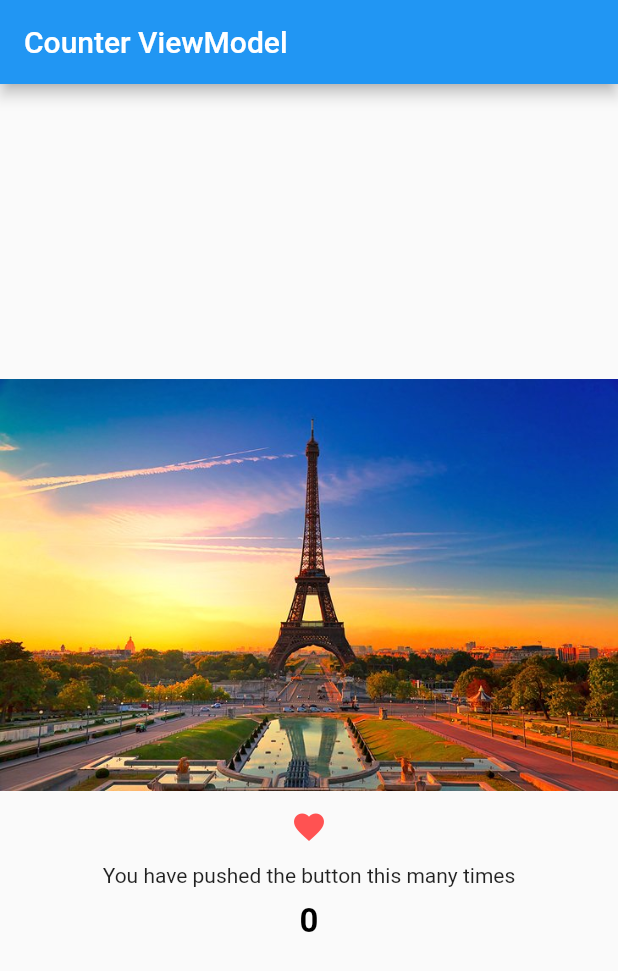
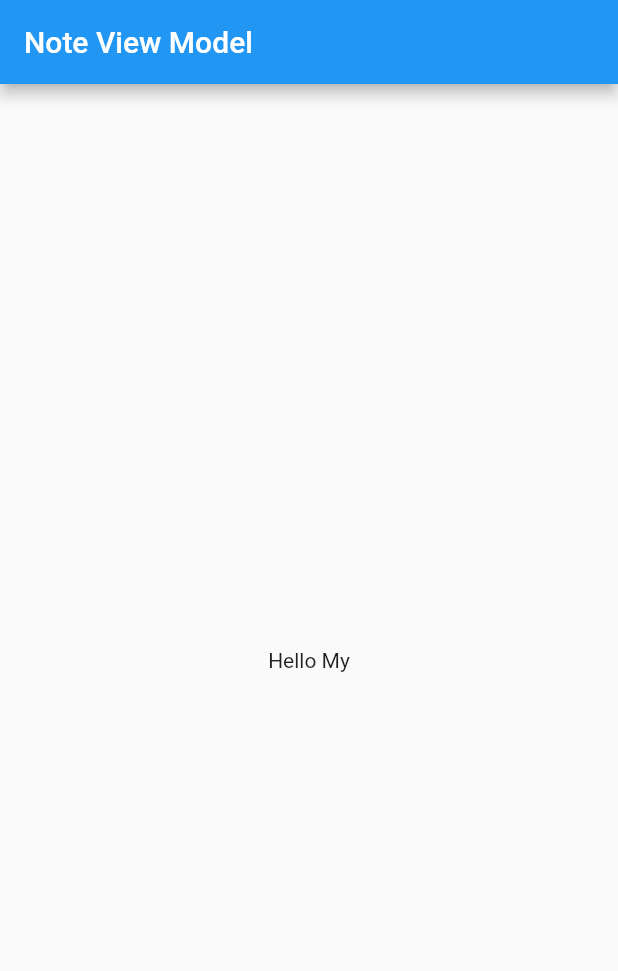
Before and after one commit to VanxCuong/Lab42, a Flutter app: the screen it shows after launch, on a phone screen of 412 x 824 dp. Shown: the top 971 px of the screen. Run offline on Flutter 3.47's test engine with Material 2 defaults, Android fonts, the phone set to English and light mode, and no system bars; our stand-ins replace stacked.

Commit message:
update note view

```diff
--- a/lib/main.dart
+++ b/lib/main.dart
@@ -1,5 +1,6 @@
 import 'package:flutter/material.dart';
 import 'package:lab42/ui/views/counter/counter_view.dart';
+import 'package:lab42/ui/views/note/note_view.dart';
 
 void main() {
   runApp(MyApp());
@@ -15,53 +16,8 @@ class MyApp extends StatelessWidget {
       //   primarySwatch: Colors.blue,
       //   visualDensity: VisualDensity.adaptivePlatformDensity,
       // ),
-      home: CounterView(),
+      // home: CounterView(),
+      home: NoteView(),
     );
   }
 }
-
-class MyHomePage extends StatefulWidget {
-  MyHomePage({Key key, this.title}) : super(key: key);
-  final String title;
-
-  @override
-  _MyHomePageState createState() => _MyHomePageState();
-}
-
-class _MyHomePageState extends State<MyHomePage> {
-  int _counter = 1;
-
-  void _incrementCounter() {
-    setState(() {
-      _counter++;
-    });
-  }
-
-  @override
-  Widget build(BuildContext context) {
-    return Scaffold(
-      appBar: AppBar(
-        title: Text(widget.title),
-      ),
-      body: Center(
-        child: Column(
-          mainAxisAlignment: MainAxisAlignment.center,
-          children: <Widget>[
-            Text(
-              'You have pushed the button this many times:',
-            ),
-            Text(
-              '$_counter',
-              style: Theme.of(context).textTheme.headline4,
-            ),
-          ],
-        ),
-      ),
-      floatingActionButton: FloatingActionButton(
-        onPressed: _incrementCounter,
-        tooltip: 'Increment',
-        child: Icon(Icons.add),
-      ), // This trailing comma makes auto-formatting nicer for build methods.
-    );
-  }
-}
--- /dev/null
+++ b/lib/ui/views/note/note_model.dart
@@ -0,0 +1,7 @@
+class Note {
+  final String title;
+  final String desc;
+
+  Note(this.title, this.desc);
+
+}
--- /dev/null
+++ b/lib/ui/views/note/note_view.dart
@@ -0,0 +1,21 @@
+import 'package:flutter/cupertino.dart';
+import 'package:flutter/material.dart';
+import 'package:lab42/ui/views/note/note_viewmodel.dart';
+import 'package:stacked/stacked.dart';
+
+class NoteView extends StatelessWidget {
+  @override
+  Widget build(BuildContext context) {
+    return ViewModelBuilder<NoteViewModel>.reactive(
+      builder: (context, model, child) => Scaffold(
+        appBar: AppBar(
+          title: Text(model.title),
+        ),
+        body: Center(
+          child: Text("Hello My"),
+        ),
+      ),
+      viewModelBuilder: () => NoteViewModel(),
+    );
+  }
+}
--- /dev/null
+++ b/lib/ui/views/note/note_viewmodel.dart
@@ -0,0 +1,5 @@
+import 'package:stacked/stacked.dart';
+
+class NoteViewModel extends BaseViewModel {
+  final title = "Note View Model";
+}
```
Also changed, not shown: lib/ui/views/note/note_view_item.dart (added).
